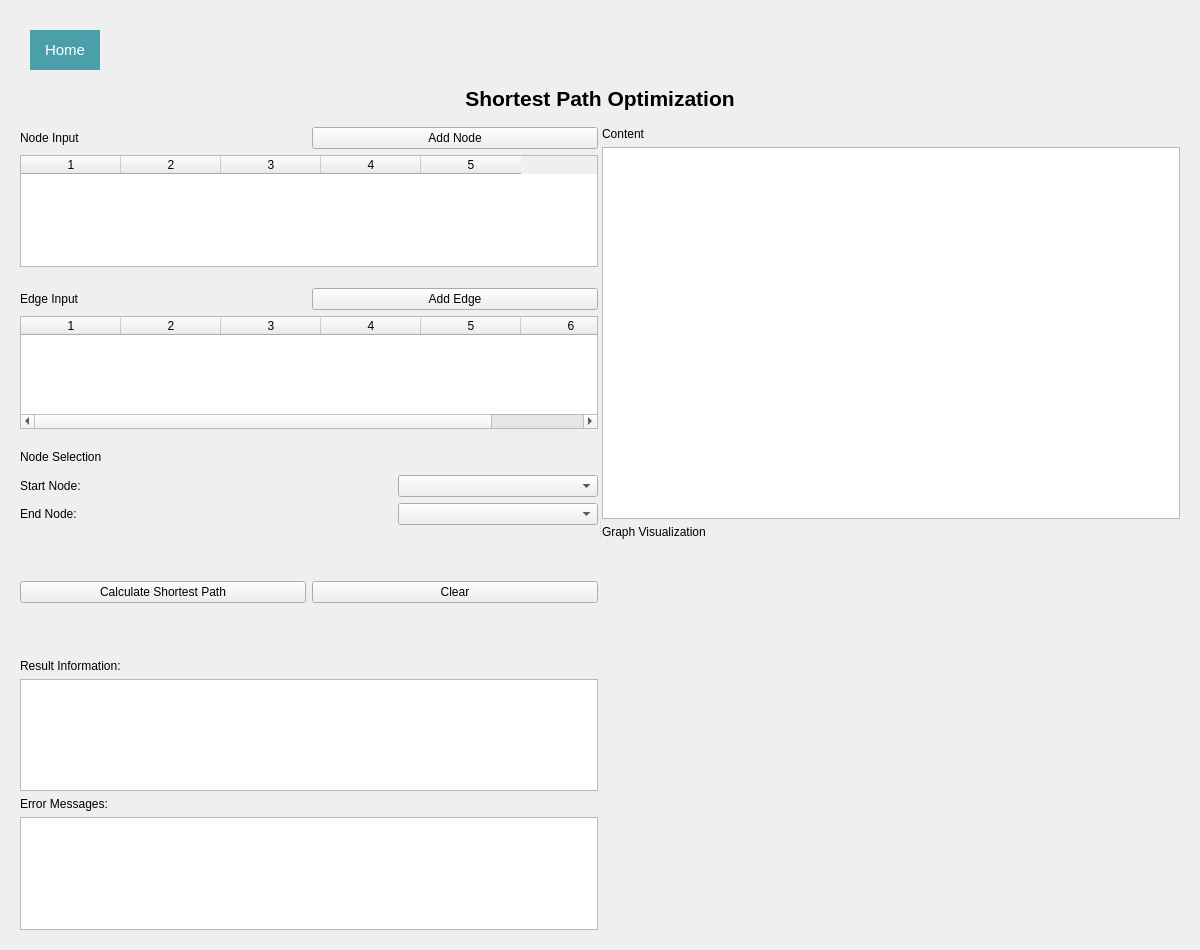
AziizBg/RO_Project, file layout2.ui: the form before one commit.
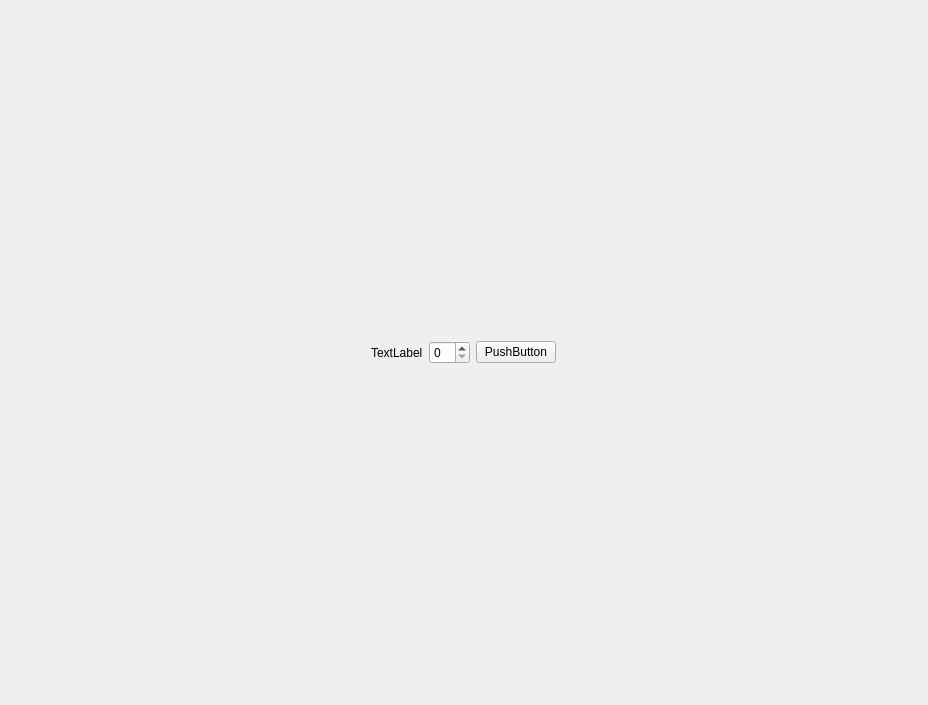
The form after the commit.

The edit to the form file:
```diff
--- a/layout2.ui
+++ b/layout2.ui
@@ -6,346 +6,46 @@
    <rect>
     <x>0</x>
     <y>0</y>
-    <width>1200</width>
-    <height>950</height>
+    <width>928</width>
+    <height>705</height>
    </rect>
   </property>
   <widget class="QWidget" name="centralwidget">
-   <property name="styleSheet">
-    <string/>
-   </property>
-   <layout class="QVBoxLayout" name="main_layout">
-    <property name="leftMargin">
-     <number>20</number>
-    </property>
-    <property name="topMargin">
-     <number>20</number>
-    </property>
-    <property name="rightMargin">
-     <number>20</number>
-    </property>
-    <property name="bottomMargin">
-     <number>20</number>
-    </property>
+   <layout class="QHBoxLayout" name="horizontalLayout">
     <item>
-     <widget class="QPushButton" name="returnHome">
-      <property name="maximumSize">
-       <size>
-        <width>90</width>
-        <height>60</height>
-       </size>
-      </property>
-      <property name="font">
-        <font>
-         <pointsize>11</pointsize>
-        </font>
-       </property>
-       <property name="cursor">
-        <cursorShape>PointingHandCursor</cursorShape>
-       </property>
-       <property name="styleSheet">
-        <string notr="true">
-                          QPushButton {
-                              background-color: #4a9fab;
-                              border: none;
-                              color: white;
-                              padding: 10px ;
-                              margin: 10px;
-                              height: 35px;
-                          }
-                          QPushButton:hover {
-                              background-color: #3e858f;
-                          }
-                      </string>
-       </property>
-       <property name="text">
-        <string>Home</string>
-       </property>
-     </widget>
-    </item>
-    <item>
-     <layout class="QHBoxLayout" name="horizontalLayout_2">
-      <property name="bottomMargin">
-       <number>10</number>
-      </property>
+     <layout class="QVBoxLayout" name="verticalLayout">
       <item>
-       <widget class="QLabel" name="top_title">
-        <property name="maximumSize">
-         <size>
-          <width>16777215</width>
-          <height>150</height>
-         </size>
-        </property>
-        <property name="font">
-         <font>
-          <pointsize>16</pointsize>
-          <weight>75</weight>
-          <bold>true</bold>
-         </font>
-        </property>
-        <property name="text">
-         <string>Shortest Path Optimization</string>
-        </property>
-        <property name="alignment">
-         <set>Qt::AlignCenter</set>
-        </property>
-       </widget>
+       <layout class="QHBoxLayout" name="horizontalLayout_9">
+        <item>
+         <widget class="QLabel" name="label">
+          <property name="text">
+           <string>TextLabel</string>
+          </property>
+         </widget>
+        </item>
+        <item>
+         <widget class="QSpinBox" name="spinBox"/>
+        </item>
+        <item>
+         <widget class="QPushButton" name="pushButton">
+          <property name="text">
+           <string>PushButton</string>
+          </property>
+         </widget>
+        </item>
+       </layout>
+      </item>
+      <item>
+       <layout class="QHBoxLayout" name="horizontalLayout_8"/>
+      </item>
+      <item>
+       <layout class="QHBoxLayout" name="horizontalLayout_7"/>
+      </item>
+      <item>
+       <layout class="QHBoxLayout" name="horizontalLayout_6"/>
       </item>
      </layout>
     </item>
-    <item>
-     <widget class="QSplitter" name="splitter">
-      <property name="orientation">
-       <enum>Qt::Horizontal</enum>
-      </property>
-      <widget class="QWidget" name="left_widget">
-       <layout class="QVBoxLayout" name="left_layout">
-        <item>
-         <layout class="QHBoxLayout" name="node_layout">
-          <item>
-           <widget class="QLabel" name="node_input_title">
-            <property name="text">
-             <string>Node Input</string>
-            </property>
-           </widget>
-          </item>
-          <item>
-           <widget class="QPushButton" name="add_node_button">
-            <property name="text">
-             <string>Add Node</string>
-            </property>
-           </widget>
-          </item>
-         </layout>
-        </item>
-        <item>
-         <widget class="QTableWidget" name="node_input_table">
-          <property name="columnCount">
-           <number>5</number>
-          </property>
-          <column/>
-          <column/>
-          <column/>
-          <column/>
-          <column/>
-         </widget>
-        </item>
-        <item>
-         <layout class="QHBoxLayout" name="edge_layout">
-          <property name="topMargin">
-           <number>15</number>
-          </property>
-          <item>
-           <widget class="QLabel" name="edge_input_title">
-            <property name="text">
-             <string>Edge Input</string>
-            </property>
-           </widget>
-          </item>
-          <item>
-           <widget class="QPushButton" name="add_edge_button">
-            <property name="text">
-             <string>Add Edge</string>
-            </property>
-           </widget>
-          </item>
-         </layout>
-        </item>
-        <item>
-         <widget class="QTableWidget" name="edge_input_table">
-          <property name="columnCount">
-           <number>6</number>
-          </property>
-          <property name="topMargin" stdset="0">
-           <number>20</number>
-          </property>
-          <column/>
-          <column/>
-          <column/>
-          <column/>
-          <column/>
-          <column/>
-         </widget>
-        </item>
-        <item>
-         <layout class="QHBoxLayout" name="node_selection_layout">
-          <property name="topMargin">
-           <number>15</number>
-          </property>
-          <item>
-           <widget class="QLabel" name="node_selection_label">
-            <property name="text">
-             <string>Node Selection</string>
-            </property>
-           </widget>
-          </item>
-         </layout>
-        </item>
-        <item>
-         <layout class="QHBoxLayout" name="node_selection_layout">
-          <property name="topMargin">
-           <number>5</number>
-          </property>
-          <item>
-           <widget class="QLabel" name="start_node_label">
-            <property name="text">
-             <string>Start Node:</string>
-            </property>
-           </widget>
-          </item>
-          <item>
-           <widget class="QComboBox" name="start_node_combo">
-            <property name="maximumSize">
-             <size>
-              <width>200</width>
-              <height>50</height>
-             </size>
-            </property>
-           </widget>
-          </item>
-         </layout>
-        </item>
-        <item>
-         <layout class="QHBoxLayout" name="node_selection_layout">
-          <item>
-           <widget class="QLabel" name="end_node_label">
-            <property name="text">
-             <string>End Node:</string>
-            </property>
-           </widget>
-          </item>
-          <item>
-           <widget class="QComboBox" name="end_node_combo">
-            <property name="maximumSize">
-             <size>
-              <width>200</width>
-              <height>50</height>
-             </size>
-            </property>
-           </widget>
-          </item>
-         </layout>
-        </item>
-        <item>
-         <layout class="QHBoxLayout" name="submit_buttons_layout">
-          <property name="topMargin">
-           <number>50</number>
-          </property>
-          <property name="bottomMargin">
-           <number>50</number>
-          </property>
-          <item>
-           <widget class="QPushButton" name="calculate_button">
-            <property name="text">
-             <string>Calculate Shortest Path</string>
-            </property>
-           </widget>
-          </item>
-          <item>
-           <widget class="QPushButton" name="clear_button">
-            <property name="text">
-             <string>Clear</string>
-            </property>
-           </widget>
-          </item>
-         </layout>
-        </item>
-        <item>
-         <widget class="QLabel" name="result_info_label">
-          <property name="text">
-           <string>Result Information:</string>
-          </property>
-         </widget>
-        </item>
-        <item>
-         <widget class="QTextEdit" name="result_info_display">
-          <property name="verticalScrollBarPolicy">
-           <enum>Qt::ScrollBarAsNeeded</enum>
-          </property>
-          <property name="readOnly">
-           <bool>true</bool>
-          </property>
-          <property name="fixedHeight" stdset="0">
-           <number>50</number>
-          </property>
-         </widget>
-        </item>
-        <item>
-         <widget class="QLabel" name="error_label">
-          <property name="text">
-           <string>Error Messages:</string>
-          </property>
-         </widget>
-        </item>
-        <item>
-         <widget class="QTextEdit" name="error_display">
-          <property name="verticalScrollBarPolicy">
-           <enum>Qt::ScrollBarAsNeeded</enum>
-          </property>
-          <property name="readOnly">
-           <bool>true</bool>
-          </property>
-          <property name="fixedHeight" stdset="0">
-           <number>50</number>
-          </property>
-         </widget>
-        </item>
-       </layout>
-      </widget>
-      <widget class="QWidget" name="right_widget">
-       <layout class="QVBoxLayout" name="right_layout">
-        <item>
-         <layout class="QVBoxLayout" name="plane_layout">
-          <item>
-           <widget class="QLabel" name="plane_title">
-            <property name="text">
-             <string>Content</string>
-            </property>
-           </widget>
-          </item>
-          <item>
-           <widget class="QTextEdit" name="plane_display">
-            <property name="verticalScrollBarPolicy">
-             <enum>Qt::ScrollBarAsNeeded</enum>
-            </property>
-            <property name="readOnly">
-             <bool>true</bool>
-            </property>
-           </widget>
-          </item>
-         </layout>
-        </item>
-        <item>
-         <layout class="QVBoxLayout" name="graph_layout">
-          <item>
-           <widget class="QLabel" name="graph_title">
-            <property name="text">
-             <string>Graph Visualization</string>
-            </property>
-           </widget>
-          </item>
-         </layout>
-        </item>
-        <item>
-         <spacer>
-          <property name="orientation">
-           <enum>Qt::Vertical</enum>
-          </property>
-          <property name="sizeType">
-           <enum>QSizePolicy::Expanding</enum>
-          </property>
-          <property name="sizeHint" stdset="0">
-           <size>
-            <width>20</width>
-            <height>100</height>
-           </size>
-          </property>
-         </spacer>
-        </item>
-       </layout>
-      </widget>
-     </widget>
-    </item>
    </layout>
   </widget>
  </widget>
```
Left out of the diff: 3 changed lines with no effect on the pictures.
